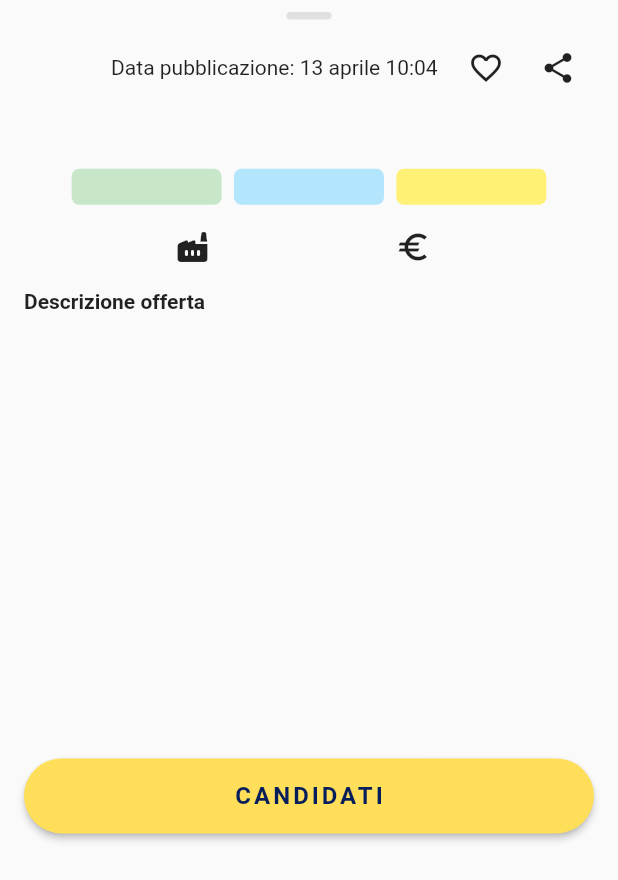
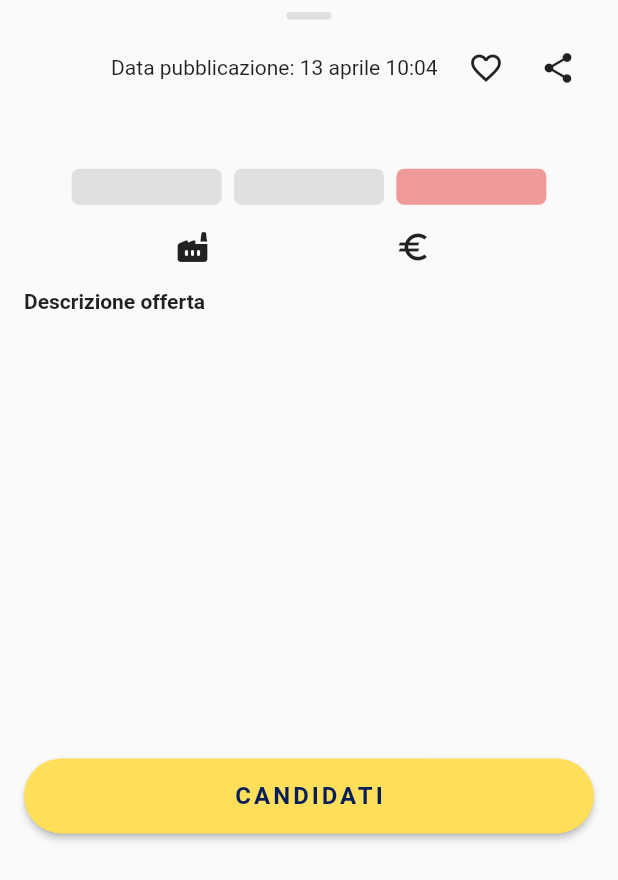
Before and after one commit to androidan/offertelavoroflutterapp, a Flutter app: the JobSlidingPanelOverview widget shown alone on an empty page, opened directly with empty values, on a phone screen of 412 x 824 dp. Shown: the top 880 px of the screen. Run offline on Flutter 3.47's test engine with Material 2 defaults, Android fonts, the phone set to English and light mode, and no system bars; drawn by our look-alikes of auto_size_text; our stand-ins replace auto_route, bloc, equatable, flutter_bloc, flutter_offline, hydrated_bloc and 5 more; missing offline and left inert: dart:ffi; network calls fail.

Commit message:
aggiunti colori etichette Team Seniority Contratto

```diff
--- a/lib/widgets/job_sliding_panel_overview.dart
+++ b/lib/widgets/job_sliding_panel_overview.dart
@@ -107,7 +107,13 @@ class JobSlidingPanelOverview extends StatelessWidget {
             width: 100,
             padding: const EdgeInsets.all(4),
             decoration: BoxDecoration(
-              color: Colors.green.shade100,
+              color: annuncioModel.seniority! == 'Junior'
+                  ? Colors.green.shade100
+                  : annuncioModel.seniority! == 'Mid'
+                      ? Colors.yellow.shade300
+                      : annuncioModel.seniority! == 'Senior'
+                          ? Colors.red.shade200
+                          : Colors.grey.shade300,
               borderRadius: BorderRadius.circular(5),
             ),
             child: Center(
@@ -130,7 +136,9 @@ class JobSlidingPanelOverview extends StatelessWidget {
             width: 100,
             padding: const EdgeInsets.all(4),
             decoration: BoxDecoration(
-              color: Colors.lightBlue.shade100,
+              color: annuncioModel.contratto! == 'Full time'
+                  ? Colors.blue.shade100
+                  : Colors.grey.shade300,
               borderRadius: BorderRadius.circular(5),
             ),
             child: Center(
@@ -153,7 +161,11 @@ class JobSlidingPanelOverview extends StatelessWidget {
             width: 100,
             padding: const EdgeInsets.all(4),
             decoration: BoxDecoration(
-              color: Colors.yellow.shade300,
+              color: annuncioModel.team == 'Full Remote'
+                  ? Colors.purple.shade200
+                  : annuncioModel.team == 'Ibrido'
+                      ? Colors.yellow.shade300
+                      : Colors.red.shade200,
               borderRadius: BorderRadius.circular(5),
             ),
             child: Center(
```
Also changed, not shown: lib/widgets/job_widget.dart (+14 -2 lines).
